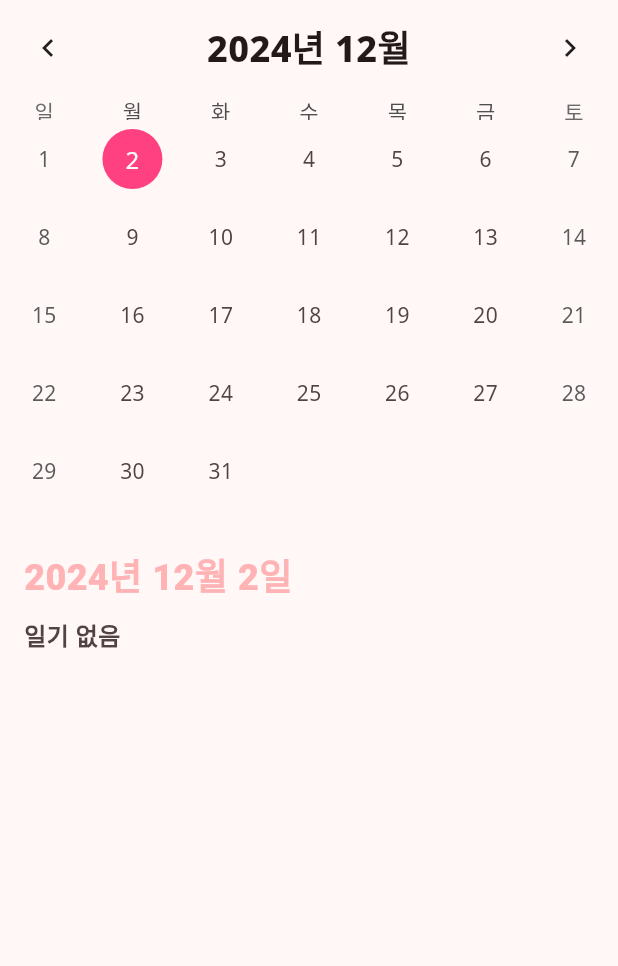
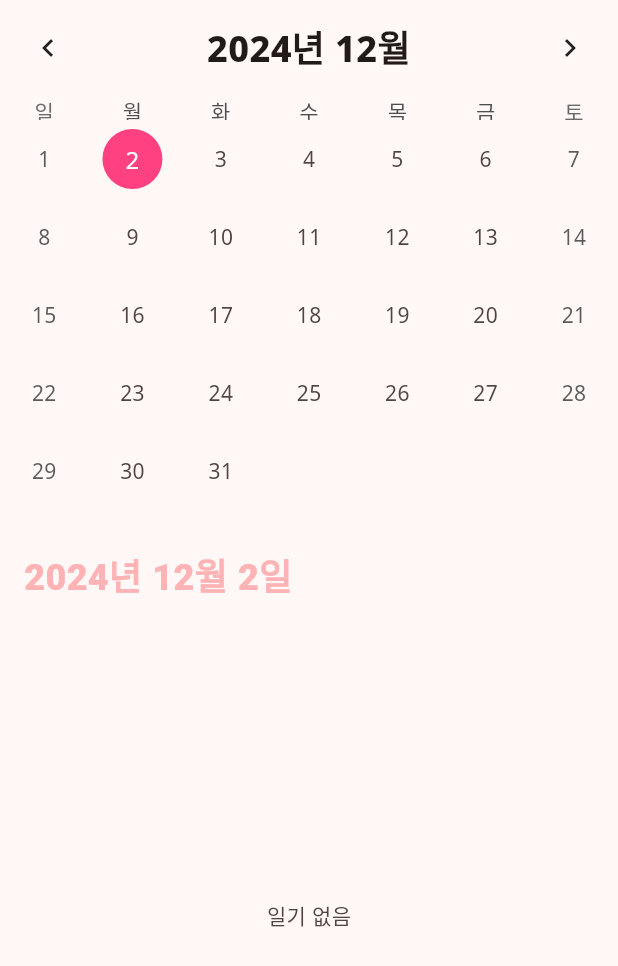
Before and after one commit to jhan117/Pebble-Pal, a Flutter app: the CalendarWidget screen opened directly, on a phone screen of 412 x 824 dp. Shown: the top 966 px of the screen. Run offline on Flutter 3.47's test engine with Material 3 defaults, Android fonts, the phone set to English and light mode, and no system bars; drawn by our look-alikes of table_calendar; our stand-ins replace cloud_firestore, firebase_core, flutter_blue_plus, flutter_colorpicker, google_fonts, shared_preferences and 1 more; accounts and stored records are empty; generated files the repository leaves out were written again; Roboto replaces fonts that are missing (Sarpanch).

Commit message:
✨ 기능 추가: 일기 불러오기 기능 구현

```diff
--- a/lib/presentation/pages/write_screen.dart
+++ b/lib/presentation/pages/write_screen.dart
@@ -36,8 +36,6 @@ class _WriteScreenState extends State<WriteScreen> {
 
   Future<void> _onCreate() async {
     final content = _textController.text;
-
-    print(content);
 
     if (content.isEmpty) {
       return;
--- a/lib/presentation/widgets/calendar.dart
+++ b/lib/presentation/widgets/calendar.dart
@@ -1,4 +1,6 @@
+import 'package:cloud_firestore/cloud_firestore.dart';
 import 'package:flutter/material.dart';
+import 'package:graytalk/data/model/diary_model.dart';
 import 'package:table_calendar/table_calendar.dart';
 import 'package:graytalk/core/theme/colors.dart';
 import 'package:graytalk/core/theme/fonts.dart';
@@ -13,15 +15,28 @@ class CalendarWidget extends StatefulWidget {
 class _CalendarWidgetState extends State<CalendarWidget> {
   DateTime _selectedDay = DateTime.now();
   DateTime _focusedDay = DateTime.now();
+  late Future<List<DiaryModel>> _eventsForSelectedDate;
 
-  final Map<String, String> _dummyDiaryData = {
-    '2024-11-18': "일기1",
-    '2024-11-19': "일기2",
-    '2024-11-20': "일기3",
-  };
+  @override
+  void initState() {
+    super.initState();
+    _eventsForSelectedDate = _fetchEvents(_selectedDay);
+  }
 
-  String _formatDate(DateTime date) {
-    return '${date.year}-${date.month.toString().padLeft(2, '0')}-${date.day.toString().padLeft(2, '0')}';
+  Future<List<DiaryModel>> _fetchEvents(DateTime date) async {
+    String formattedDate =
+        '${date.year}${date.month.toString().padLeft(2, '0')}${date.day.toString().padLeft(2, '0')}';
+
+    QuerySnapshot snapshot = await FirebaseFirestore.instance
+        .collection('diaries')
+        .where('date', isEqualTo: formattedDate)
+        .get();
+
+    return snapshot.docs.map(
+      (QueryDocumentSnapshot e) {
+        return DiaryModel.fromJson(json: e.data() as Map<String, dynamic>);
+      },
+    ).toList();
   }
 
   @override
@@ -39,6 +54,7 @@ class _CalendarWidgetState extends State<CalendarWidget> {
               setState(() {
                 _selectedDay = selectedDay;
                 _focusedDay = focusedDay;
+                _eventsForSelectedDate = _fetchEvents(_selectedDay);
               });
             },
             calendarFormat: CalendarFormat.month,
@@ -77,11 +93,31 @@ class _CalendarWidgetState extends State<CalendarWidget> {
                   ),
                   const SizedBox(height: 10),
                   Expanded(
-                    child: SingleChildScrollView(
-                      child: Text(
-                        _dummyDiaryData[_formatDate(_selectedDay)] ?? "일기 없음",
-                        style: bodyLarge,
-                      ),
+                    child: FutureBuilder<List<DiaryModel>>(
+                      future: _eventsForSelectedDate,
+                      builder: (context, snapshot) {
+                        if (snapshot.connectionState ==
+                            ConnectionState.waiting) {
+                          return const Center(
+                              child: CircularProgressIndicator());
+                        }
+
+                        if (snapshot.hasError) {
+                          return const Center(
+                              child: Text('일기 정보를 가져오지 못했습니다.'));
+                        }
+
+                        final events = snapshot.data ?? [];
+                        if (events.isEmpty) {
+                          return const Center(child: Text('일기 없음'));
+                        }
+
+                        return ListView.builder(
+                          itemCount: events.length,
+                          itemBuilder: (context, index) =>
+                              Text(events[index].content),
+                        );
+                      },
                     ),
                   ),
                 ],
```
